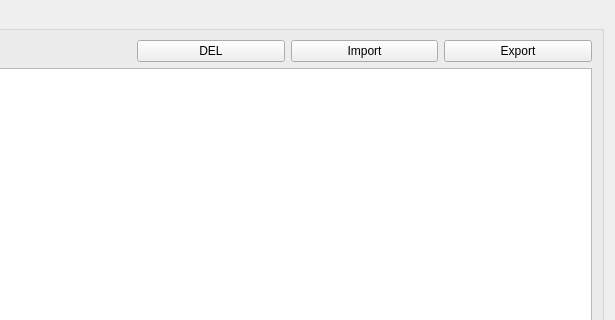
This is H3/GUI/QtDesigns/Bases.ui in MitaineDomise/H3 as Qt 5 draws it before an edit; both pictures show x 347 to 962 and y 0 to 320 of the 962 by 895 pixel window. The edited form follows.
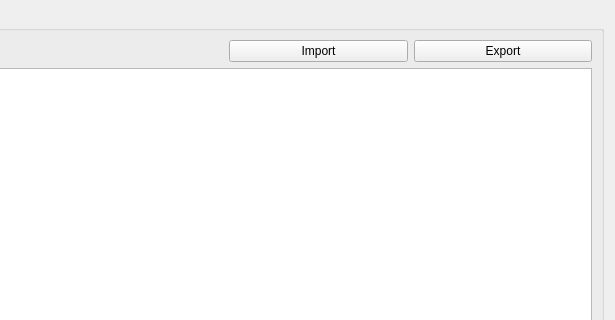
This is the edited form.

The edit to the form file:
```diff
--- a/H3/GUI/QtDesigns/Bases.ui
+++ b/H3/GUI/QtDesigns/Bases.ui
@@ -41,21 +41,21 @@
       <string>Bases</string>
      </property>
      <layout class="QGridLayout" name="gridLayout">
-      <item row="0" column="5">
+      <item row="0" column="4">
        <widget class="QPushButton" name="exportButton">
         <property name="text">
          <string>Export</string>
         </property>
        </widget>
       </item>
-      <item row="0" column="4">
+      <item row="0" column="3">
        <widget class="QPushButton" name="importButton">
         <property name="text">
          <string>Import</string>
         </property>
        </widget>
       </item>
-      <item row="1" column="0" colspan="6">
+      <item row="1" column="0" colspan="5">
        <widget class="QTreeView" name="treeView">
         <property name="editTriggers">
          <set>QAbstractItemView::NoEditTriggers</set>
@@ -68,13 +68,6 @@
         </property>
        </widget>
       </item>
-      <item row="0" column="3">
-       <widget class="QPushButton" name="delButton">
-        <property name="text">
-         <string>DEL</string>
-        </property>
-       </widget>
-      </item>
      </layout>
     </widget>
    </item>
```
